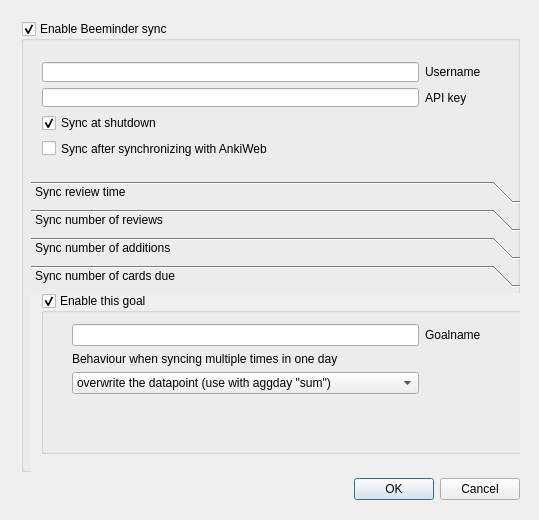
This is beetime/settings_layout.ui in ianmcb/beetime as Qt 5 draws it before an edit. The edited form follows.
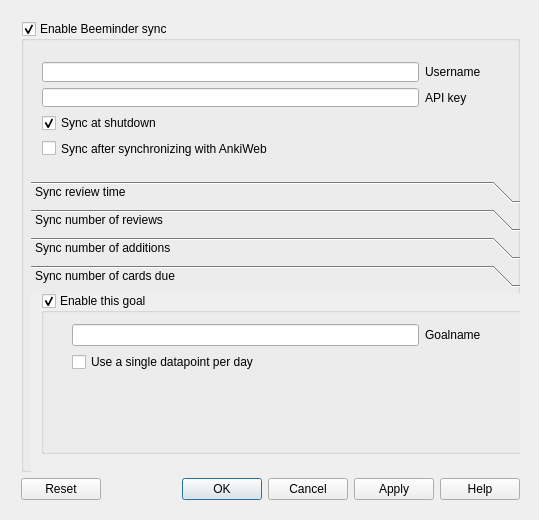
This is the edited form.

Commit message: beetime: completely remove the agg setting

What changed in the file:
```diff
--- a/beetime/settings_layout.ui
+++ b/beetime/settings_layout.ui
@@ -26,7 +26,7 @@
     <item row="2" column="0">
      <widget class="QDialogButtonBox" name="buttonBox">
       <property name="standardButtons">
-       <set>QDialogButtonBox::Cancel|QDialogButtonBox::Ok</set>
+       <set>QDialogButtonBox::Apply|QDialogButtonBox::Cancel|QDialogButtonBox::Help|QDialogButtonBox::Ok|QDialogButtonBox::Reset</set>
       </property>
      </widget>
     </item>
@@ -444,27 +444,6 @@
            </rect>
           </property>
           <layout class="QGridLayout" name="gridLayout_6">
-           <item row="4" column="0">
-            <widget class="QComboBox" name="due_agg">
-             <item>
-              <property name="text">
-               <string extracomment="use with the default sum aggregation">overwrite the datapoint (use with aggday &quot;sum&quot;)</string>
-              </property>
-             </item>
-             <item>
-              <property name="text">
-               <string extracomment="use with last or max aggregation">keep multiple datapoints (use with &quot;last&quot;, &quot;max&quot;, ...)</string>
-              </property>
-             </item>
-            </widget>
-           </item>
-           <item row="3" column="0">
-            <widget class="QLabel" name="due_agg_label">
-             <property name="text">
-              <string>Behaviour when syncing multiple times in one day</string>
-             </property>
-            </widget>
-           </item>
            <item row="2" column="1">
             <widget class="QLabel" name="due_slug_label">
              <property name="text">
@@ -475,7 +454,7 @@
            <item row="2" column="0">
             <widget class="QLineEdit" name="due_slug"/>
            </item>
-           <item row="5" column="0">
+           <item row="4" column="0">
             <spacer name="verticalSpacer">
              <property name="orientation">
               <enum>Qt::Vertical</enum>
@@ -488,6 +467,13 @@
              </property>
             </spacer>
            </item>
+           <item row="3" column="0">
+            <widget class="QCheckBox" name="due_overwrite">
+             <property name="text">
+              <string>Use a single datapoint per day</string>
+             </property>
+            </widget>
+           </item>
           </layout>
          </widget>
         </widget>
```
Left out of the diff: 90 changed lines with no effect on the pictures. The commit also changes 2 other files.
